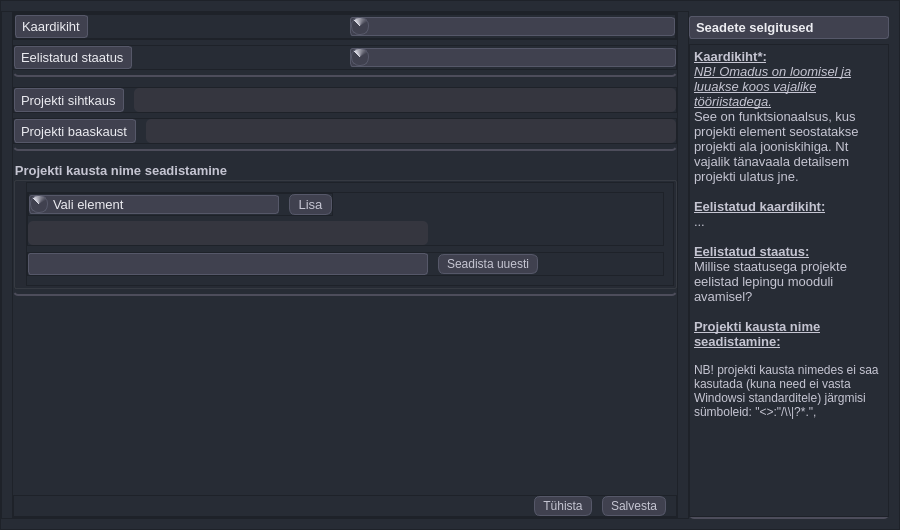
This is mailabl-qgis/config/confWidgets/ProjectSetup.ui in TuloliKalver/mailabl-qgis as Qt 5 draws it before an edit. The edited form follows.
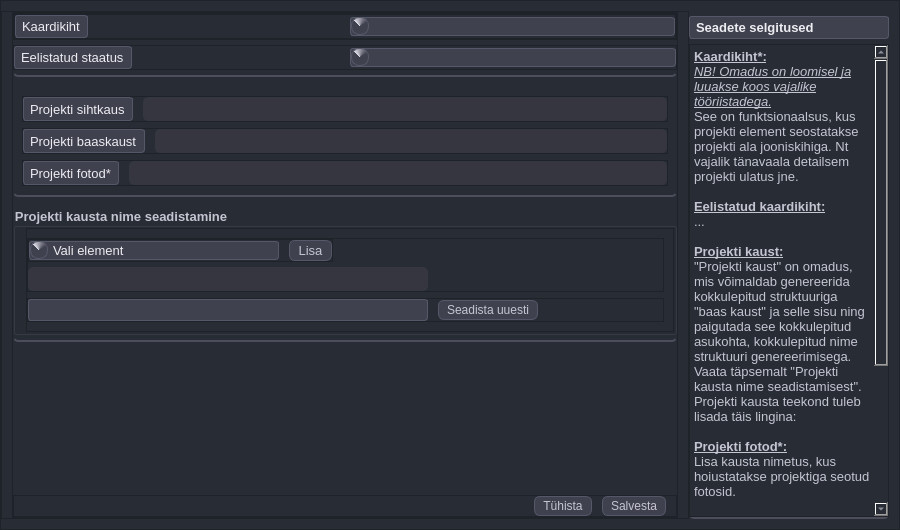
This is the edited form. Icons and pictures are not drawn.

Commit message: bug in search projects moduel!

The edit to the form file:
```diff
--- a/mailabl-qgis/config/confWidgets/ProjectSetup.ui
+++ b/mailabl-qgis/config/confWidgets/ProjectSetup.ui
@@ -471,22 +471,7 @@
               <property name="frameShadow">
                <enum>QFrame::Raised</enum>
               </property>
-              <layout class="QVBoxLayout" name="verticalLayout_12">
-               <property name="spacing">
-                <number>5</number>
-               </property>
-               <property name="leftMargin">
-                <number>0</number>
-               </property>
-               <property name="topMargin">
-                <number>0</number>
-               </property>
-               <property name="rightMargin">
-                <number>0</number>
-               </property>
-               <property name="bottomMargin">
-                <number>5</number>
-               </property>
+              <layout class="QVBoxLayout" name="verticalLayout_2">
                <item>
                 <widget class="QFrame" name="Projekcts_FolderSetup_2">
                  <property name="frameShape">
@@ -589,6 +574,50 @@
                  </layout>
                 </widget>
                </item>
+               <item>
+                <widget class="QFrame" name="frame_22">
+                 <property name="frameShape">
+                  <enum>QFrame::StyledPanel</enum>
+                 </property>
+                 <property name="frameShadow">
+                  <enum>QFrame::Raised</enum>
+                 </property>
+                 <layout class="QHBoxLayout" name="horizontalLayout_35">
+                  <property name="spacing">
+                   <number>10</number>
+                  </property>
+                  <property name="leftMargin">
+                   <number>0</number>
+                  </property>
+                  <property name="topMargin">
+                   <number>0</number>
+                  </property>
+                  <property name="rightMargin">
+                   <number>0</number>
+                  </property>
+                  <property name="bottomMargin">
+                   <number>0</number>
+                  </property>
+                  <item>
+                   <widget class="QLabel" name="lblPhtoslabel">
+                    <property name="font">
+                     <font>
+                      <pointsize>10</pointsize>
+                      <weight>50</weight>
+                      <bold>false</bold>
+                     </font>
+                    </property>
+                    <property name="text">
+                     <string>Projekti fotod*</string>
+                    </property>
+                   </widget>
+                  </item>
+                  <item>
+                   <widget class="QLineEdit" name="lePhotos"/>
+                  </item>
+                 </layout>
+                </widget>
+               </item>
               </layout>
              </widget>
             </item>
@@ -1015,10 +1044,16 @@
 &lt;p style=&quot;-qt-paragraph-type:empty; margin-top:0px; margin-bottom:0px; margin-left:0px; margin-right:0px; -qt-block-indent:0; text-indent:0px; font-weight:600; text-decoration: underline;&quot;&gt;&lt;br /&gt;&lt;/p&gt;
 &lt;p style=&quot; margin-top:0px; margin-bottom:0px; margin-left:0px; margin-right:0px; -qt-block-indent:0; text-indent:0px;&quot;&gt;&lt;span style=&quot; font-weight:600; text-decoration: underline;&quot;&gt;Eelistatud kaardikiht:&lt;/span&gt;&lt;br /&gt;...&lt;/p&gt;
 &lt;p style=&quot;-qt-paragraph-type:empty; margin-top:0px; margin-bottom:0px; margin-left:0px; margin-right:0px; -qt-block-indent:0; text-indent:0px; font-weight:600; text-decoration: underline;&quot;&gt;&lt;br /&gt;&lt;/p&gt;
+&lt;p style=&quot; margin-top:0px; margin-bottom:0px; margin-left:0px; margin-right:0px; -qt-block-indent:0; text-indent:0px;&quot;&gt;&lt;span style=&quot; font-weight:600; text-decoration: underline;&quot;&gt;Projekti kaust:&lt;/span&gt;&lt;/p&gt;
+&lt;p style=&quot; margin-top:0px; margin-bottom:0px; margin-left:0px; margin-right:0px; -qt-block-indent:0; text-indent:0px;&quot;&gt;&amp;quot;Projekti kaust&amp;quot; on omadus, mis võimaldab genereerida kokkulepitud struktuuriga &amp;quot;baas kaust&amp;quot; ja selle sisu ning paigutada see kokkulepitud asukohta, kokkulepitud nime struktuuri genereerimisega.  Vaata täpsemalt &amp;quot;Projekti kausta nime seadistamisest&amp;quot;. Projekti kausta teekond tuleb lisada täis lingina:&lt;/p&gt;
+&lt;p style=&quot;-qt-paragraph-type:empty; margin-top:0px; margin-bottom:0px; margin-left:0px; margin-right:0px; -qt-block-indent:0; text-indent:0px;&quot;&gt;&lt;br /&gt;&lt;/p&gt;
+&lt;p style=&quot; margin-top:0px; margin-bottom:0px; margin-left:0px; margin-right:0px; -qt-block-indent:0; text-indent:0px;&quot;&gt;&lt;span style=&quot; font-weight:600; text-decoration: underline;&quot;&gt;Projekti fotod*:&lt;/span&gt;&lt;/p&gt;
+&lt;p style=&quot; margin-top:0px; margin-bottom:0px; margin-left:0px; margin-right:0px; -qt-block-indent:0; text-indent:0px;&quot;&gt;Lisa kausta nimetus, kus hoiustatakse projektiga seotud fotosid.&lt;/p&gt;
+&lt;p style=&quot;-qt-paragraph-type:empty; margin-top:0px; margin-bottom:0px; margin-left:0px; margin-right:0px; -qt-block-indent:0; text-indent:0px; font-weight:600; text-decoration: underline;&quot;&gt;&lt;br /&gt;&lt;/p&gt;
 &lt;p style=&quot; margin-top:0px; margin-bottom:0px; margin-left:0px; margin-right:0px; -qt-block-indent:0; text-indent:0px;&quot;&gt;&lt;span style=&quot; font-weight:600; text-decoration: underline;&quot;&gt;Eelistatud staatus:&lt;/span&gt;&lt;br /&gt;Millise staatusega projekte eelistad lepingu mooduli avamisel?&lt;/p&gt;
 &lt;p style=&quot;-qt-paragraph-type:empty; margin-top:0px; margin-bottom:0px; margin-left:0px; margin-right:0px; -qt-block-indent:0; text-indent:0px;&quot;&gt;&lt;br /&gt;&lt;/p&gt;
 &lt;p style=&quot; margin-top:0px; margin-bottom:0px; margin-left:0px; margin-right:0px; -qt-block-indent:0; text-indent:0px;&quot;&gt;&lt;span style=&quot; font-weight:600; text-decoration: underline;&quot;&gt;Projekti kausta nime seadistamine:&lt;/span&gt;&lt;/p&gt;
-&lt;p style=&quot;-qt-paragraph-type:empty; margin-top:0px; margin-bottom:0px; margin-left:0px; margin-right:0px; -qt-block-indent:0; text-indent:0px; font-size:9pt;&quot;&gt;&lt;br /&gt;&lt;/p&gt;
+&lt;p style=&quot; margin-top:0px; margin-bottom:0px; margin-left:0px; margin-right:0px; -qt-block-indent:0; text-indent:0px;&quot;&gt;Nime genereerimisel saab kasutada: Projekti nime, &amp;quot;elementi&amp;quot;, projekti numbrit. &lt;/p&gt;
 &lt;p style=&quot; margin-top:0px; margin-bottom:0px; margin-left:0px; margin-right:0px; -qt-block-indent:0; text-indent:0px;&quot;&gt;&lt;span style=&quot; font-size:9pt;&quot;&gt;NB! projekti kausta nimedes ei saa kasutada (kuna need ei vasta Windowsi standarditele) järgmisi sümboleid: &amp;quot;&amp;lt;&amp;gt;:&amp;quot;/\\|?*.&amp;quot;, &lt;/span&gt;&lt;/p&gt;&lt;/body&gt;&lt;/html&gt;</string>
            </property>
           </widget>
```
The commit also changes 17 other files.
